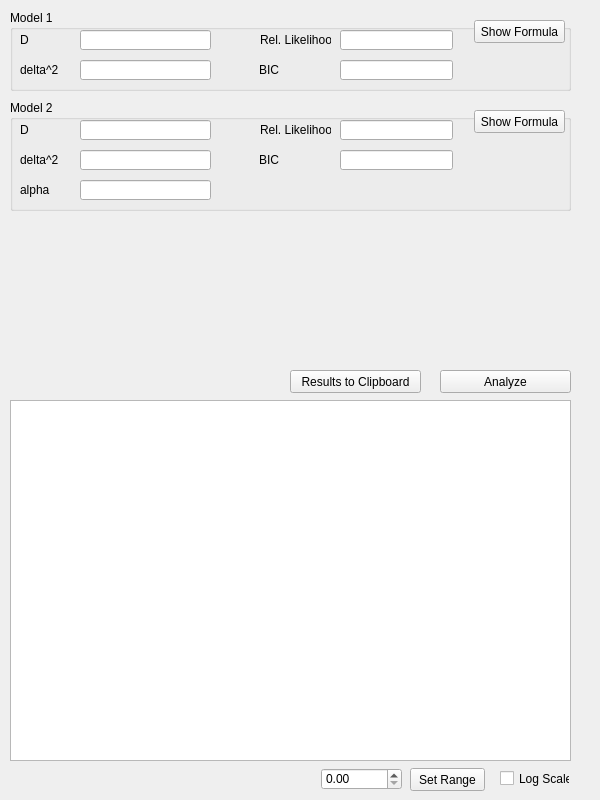
Eggeling-Lab-Microscope-Software/TRAIT2D, file gui/tab/msd.ui: the form before one commit.
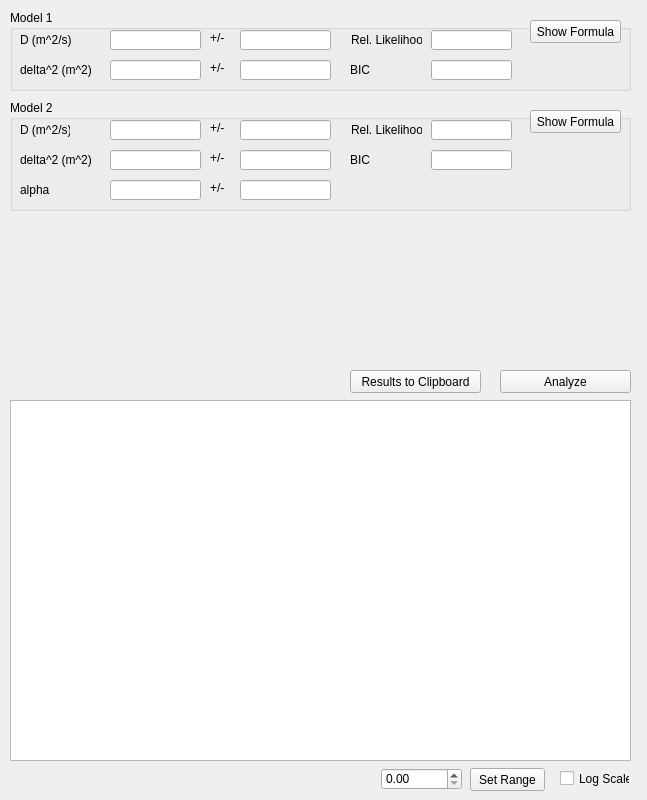
The form after the commit. Custom widgets are drawn as their Qt base class.

Commit message: Errors are now displayed in a separate lineedit

What changed in the file:
```diff
--- a/gui/tab/msd.ui
+++ b/gui/tab/msd.ui
@@ -6,7 +6,7 @@
    <rect>
     <x>0</x>
     <y>0</y>
-    <width>600</width>
+    <width>647</width>
     <height>800</height>
    </rect>
   </property>
@@ -16,7 +16,7 @@
   <widget class="QCheckBox" name="checkBoxLogPlot">
    <property name="geometry">
     <rect>
-     <x>500</x>
+     <x>560</x>
      <y>770</y>
      <width>70</width>
      <height>17</height>
@@ -31,7 +31,7 @@
     <rect>
      <x>10</x>
      <y>10</y>
-     <width>561</width>
+     <width>621</width>
      <height>81</height>
     </rect>
    </property>
@@ -41,7 +41,7 @@
    <widget class="QPushButton" name="pushButtonFormula_1">
     <property name="geometry">
      <rect>
-      <x>464</x>
+      <x>520</x>
       <y>10</y>
       <width>91</width>
       <height>23</height>
@@ -54,9 +54,9 @@
    <widget class="QLineEdit" name="lineEditParam1_1">
     <property name="geometry">
      <rect>
-      <x>70</x>
+      <x>100</x>
       <y>20</y>
-      <width>131</width>
+      <width>91</width>
       <height>20</height>
      </rect>
     </property>
@@ -64,9 +64,9 @@
    <widget class="QLineEdit" name="lineEditParam2_1">
     <property name="geometry">
      <rect>
-      <x>70</x>
+      <x>100</x>
       <y>50</y>
-      <width>131</width>
+      <width>91</width>
       <height>20</height>
      </rect>
     </property>
@@ -76,12 +76,12 @@
      <rect>
       <x>10</x>
       <y>20</y>
-      <width>50</width>
+      <width>71</width>
       <height>20</height>
      </rect>
     </property>
     <property name="text">
-     <string>D</string>
+     <string>D (m^2/s)</string>
     </property>
    </widget>
    <widget class="QLabel" name="labelParam2_1">
@@ -89,20 +89,20 @@
      <rect>
       <x>10</x>
       <y>50</y>
-      <width>47</width>
+      <width>71</width>
       <height>20</height>
      </rect>
     </property>
     <property name="text">
-     <string>delta^2</string>
+     <string>delta^2 (m^2)</string>
     </property>
    </widget>
    <widget class="QLineEdit" name="lineEditRelLikelihood_1">
     <property name="geometry">
      <rect>
-      <x>330</x>
+      <x>421</x>
       <y>20</y>
-      <width>113</width>
+      <width>81</width>
       <height>20</height>
      </rect>
     </property>
@@ -110,9 +110,9 @@
    <widget class="QLineEdit" name="lineEditBIC_1">
     <property name="geometry">
      <rect>
-      <x>330</x>
+      <x>421</x>
       <y>50</y>
-      <width>113</width>
+      <width>81</width>
       <height>20</height>
      </rect>
     </property>
@@ -120,7 +120,7 @@
    <widget class="QLabel" name="labelRelLikelihood_1">
     <property name="geometry">
      <rect>
-      <x>250</x>
+      <x>341</x>
       <y>20</y>
       <width>71</width>
       <height>20</height>
@@ -133,7 +133,7 @@
    <widget class="QLabel" name="labelBIC_1">
     <property name="geometry">
      <rect>
-      <x>249</x>
+      <x>340</x>
       <y>50</y>
       <width>71</width>
       <height>20</height>
@@ -143,11 +143,57 @@
      <string>BIC</string>
     </property>
    </widget>
+   <widget class="QLineEdit" name="lineEditParam1Error_1">
+    <property name="geometry">
+     <rect>
+      <x>230</x>
+      <y>20</y>
+      <width>91</width>
+      <height>20</height>
+     </rect>
+    </property>
+   </widget>
+   <widget class="QLineEdit" name="lineEditParam2Error_1">
+    <property name="geometry">
+     <rect>
+      <x>230</x>
+      <y>50</y>
+      <width>91</width>
+      <height>20</height>
+     </rect>
+    </property>
+   </widget>
+   <widget class="QLabel" name="label">
+    <property name="geometry">
+     <rect>
+      <x>200</x>
+      <y>20</y>
+      <width>21</width>
+      <height>16</height>
+     </rect>
+    </property>
+    <property name="text">
+     <string>+/-</string>
+    </property>
+   </widget>
+   <widget class="QLabel" name="label_2">
+    <property name="geometry">
+     <rect>
+      <x>200</x>
+      <y>50</y>
+      <width>21</width>
+      <height>16</height>
+     </rect>
+    </property>
+    <property name="text">
+     <string>+/-</string>
+    </property>
+   </widget>
   </widget>
   <widget class="QPushButton" name="pushButtonClipboard">
    <property name="geometry">
     <rect>
-     <x>290</x>
+     <x>350</x>
      <y>370</y>
      <width>131</width>
      <height>23</height>
@@ -162,7 +208,7 @@
     <rect>
      <x>10</x>
      <y>100</y>
-     <width>561</width>
+     <width>621</width>
      <height>111</height>
     </rect>
    </property>
@@ -172,7 +218,7 @@
    <widget class="QPushButton" name="pushButtonFormula_2">
     <property name="geometry">
      <rect>
-      <x>464</x>
+      <x>520</x>
       <y>10</y>
       <width>91</width>
       <height>23</height>
@@ -185,9 +231,9 @@
    <widget class="QLineEdit" name="lineEditParam1_2">
     <property name="geometry">
      <rect>
-      <x>70</x>
+      <x>100</x>
       <y>20</y>
-      <width>131</width>
+      <width>91</width>
       <height>20</height>
      </rect>
     </property>
@@ -195,9 +241,9 @@
    <widget class="QLineEdit" name="lineEditParam2_2">
     <property name="geometry">
      <rect>
-      <x>70</x>
+      <x>100</x>
       <y>50</y>
-      <width>131</width>
+      <width>91</width>
       <height>20</height>
      </rect>
     </property>
@@ -212,7 +258,7 @@
      </rect>
     </property>
     <property name="text">
-     <string>D</string>
+     <string>D (m^2/s)</string>
     </property>
    </widget>
    <widget class="QLabel" name="labelParam2_2">
@@ -220,20 +266,20 @@
      <rect>
       <x>10</x>
       <y>50</y>
-      <width>47</width>
+      <width>71</width>
       <height>20</height>
      </rect>
     </property>
     <property name="text">
-     <string>delta^2</string>
+     <string>delta^2 (m^2)</string>
     </property>
    </widget>
    <widget class="QLineEdit" name="lineEditRelLikelihood_2">
     <property name="geometry">
      <rect>
-      <x>330</x>
+      <x>421</x>
       <y>20</y>
-      <width>113</width>
+      <width>81</width>
       <height>20</height>
      </rect>
     </property>
@@ -241,9 +287,9 @@
    <widget class="QLineEdit" name="lineEditBIC_2">
     <property name="geometry">
      <rect>
-      <x>330</x>
+      <x>421</x>
       <y>50</y>
-      <width>113</width>
+      <width>81</width>
       <height>20</height>
      </rect>
     </property>
@@ -251,7 +297,7 @@
    <widget class="QLabel" name="labelRelLikelihood_2">
     <property name="geometry">
      <rect>
-      <x>250</x>
+      <x>341</x>
       <y>20</y>
       <width>71</width>
       <height>20</height>
@@ -264,7 +310,7 @@
    <widget class="QLabel" name="labelBIC_2">
     <property name="geometry">
      <rect>
-      <x>249</x>
+      <x>340</x>
       <y>50</y>
       <width>71</width>
       <height>20</height>
@@ -277,9 +323,9 @@
    <widget class="QLineEdit" name="lineEditParam3_2">
     <property name="geometry">
      <rect>
-      <x>70</x>
+      <x>100</x>
       <y>80</y>
-      <width>131</width>
+      <width>91</width>
       <height>20</height>
      </rect>
     </property>
@@ -289,7 +335,7 @@
      <rect>
       <x>10</x>
       <y>80</y>
-      <width>47</width>
+      <width>71</width>
       <height>20</height>
      </rect>
     </property>
@@ -297,11 +343,80 @@
      <string>alpha</string>
     </property>
    </widget>
+   <widget class="QLineEdit" name="lineEditParam1Error_2">
+    <property name="geometry">
+     <rect>
+      <x>230</x>
+      <y>20</y>
+      <width>91</width>
+      <height>20</height>
+     </rect>
+    </property>
+   </widget>
+   <widget class="QLineEdit" name="lineEditParam2Error_2">
+    <property name="geometry">
+     <rect>
+      <x>230</x>
+      <y>50</y>
+      <width>91</width>
+      <height>20</height>
+     </rect>
+    </property>
+   </widget>
+   <widget class="QLineEdit" name="lineEditParam3Error_2">
+    <property name="geometry">
+     <rect>
+      <x>230</x>
+      <y>80</y>
+      <width>91</width>
+      <height>20</height>
+     </rect>
+    </property>
+   </widget>
+   <widget class="QLabel" name="label_3">
+    <property name="geometry">
+     <rect>
+      <x>200</x>
+      <y>20</y>
+      <width>21</width>
+      <height>16</height>
+     </rect>
+    </property>
+    <property name="text">
+     <string>+/-</string>
+    </property>
+   </widget>
+   <widget class="QLabel" name="label_4">
+    <property name="geometry">
+     <rect>
+      <x>200</x>
+      <y>50</y>
+      <width>21</width>
+      <height>16</height>
+     </rect>
+    </property>
+    <property name="text">
+     <string>+/-</string>
+    </property>
+   </widget>
+   <widget class="QLabel" name="label_5">
+    <property name="geometry">
+     <rect>
+      <x>200</x>
+      <y>80</y>
+      <width>21</width>
+      <height>16</height>
+     </rect>
+    </property>
+    <property name="text">
+     <string>+/-</string>
+    </property>
+   </widget>
   </widget>
   <widget class="QPushButton" name="pushButtonAnalyze">
    <property name="geometry">
     <rect>
-     <x>440</x>
+     <x>500</x>
      <y>370</y>
      <width>131</width>
      <height>23</height>
@@ -316,7 +431,7 @@
     <rect>
      <x>10</x>
      <y>400</y>
-     <width>561</width>
+     <width>621</width>
      <height>361</height>
     </rect>
    </property>
@@ -324,7 +439,7 @@
   <widget class="QDoubleSpinBox" name="doubleSpinBoxRange">
    <property name="geometry">
     <rect>
-     <x>321</x>
+     <x>381</x>
      <y>768</y>
      <width>81</width>
      <height>22</height>
@@ -337,7 +452,7 @@
   <widget class="QPushButton" name="pushButtonSetRange">
    <property name="geometry">
     <rect>
-     <x>410</x>
+     <x>470</x>
      <y>768</y>
      <width>75</width>
      <height>23</height>
```
The commit also changes 7 other files.
